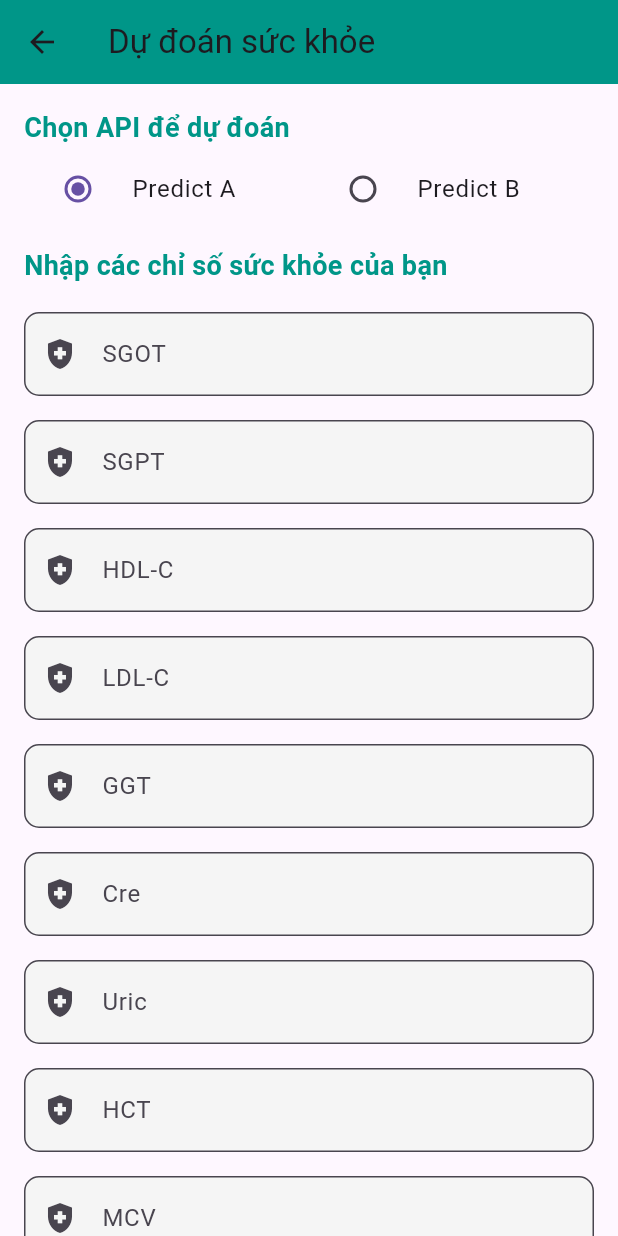
After one commit to ystt1/HealthOnline, a Flutter app: the HealthCheckPage screen opened directly, on a phone screen of 412 x 824 dp. The commit adds this screen. Run offline on Flutter 3.47's test engine with Material 3 defaults, Android fonts, the phone set to English and light mode, and no system bars; our stand-ins replace dartz, flutter_bloc, flutter_rating_bar, get_it, shared_preferences; accounts and stored records are empty; network calls fail.

Commit message:
them chan doan

```diff
--- a/lib/data/auth/auth_springboot_service/auth_service_springboot.dart
+++ b/lib/data/auth/auth_springboot_service/auth_service_springboot.dart
@@ -39,7 +39,7 @@ class AuthServiceSpringbootImp extends AuthServiceSpringboot {
         return Left(responseBody['message'] ?? "Unknown error");
       }
     } catch (e) {
-      return Left(e);
+      return Left(e.toString());
     }
   }
 
@@ -62,7 +62,7 @@ class AuthServiceSpringbootImp extends AuthServiceSpringboot {
         return Left(responseBody["message"] ?? "Unknown error");
       }
     } catch (e) {
-      return Left(e);
+      return Left(e.toString());
     }
   }
 }
--- a/lib/data/booking/springboot_service/booking_springboot_service.dart
+++ b/lib/data/booking/springboot_service/booking_springboot_service.dart
@@ -101,7 +101,6 @@ class AppointmentSpringbootServiceImp extends AppointmentSpringbootService {
         json.decode(utf8.decode(response.bodyBytes)) as List<dynamic>;
         final reviews =
         responseBody.map((data) => ReviewResponse.fromMap(data)).toList();
-
         return Right(reviews);
       } else {
 
--- a/lib/data/history/service/history_springboot_service.dart
+++ b/lib/data/history/service/history_springboot_service.dart
@@ -93,13 +93,11 @@ class HistorySpringbootServiceImp extends HistorySpringbootService {
       final String responseBody =
           utf8.decode(response.bodyBytes);
       if (response.statusCode == 200) {
-        print(responseBody);
+
         return const Right("add review success");
       }
-      print(responseBody.toString());
       return Left(responseBody.toString());
     } catch (e) {
-      print(e.toString());
       return Left(e);
     }
   }
--- /dev/null
+++ b/lib/presentation/advanced/page/health_check_page.dart
@@ -0,0 +1,262 @@
+import 'package:flutter/material.dart';
+import 'package:http/http.dart' as http;
+import 'dart:convert';
+
+class HealthCheckPage extends StatefulWidget {
+  @override
+  _HealthCheckPageState createState() => _HealthCheckPageState();
+}
+
+class _HealthCheckPageState extends State<HealthCheckPage> {
+  final _formKey = GlobalKey<FormState>();
+  String selectedApi = 'predict_a';
+
+
+  final Map<String, TextEditingController> _predictAControllers = {
+    'SGOT': TextEditingController(),
+    'SGPT': TextEditingController(),
+    'HDL-C': TextEditingController(),
+    'LDL-C': TextEditingController(),
+    'GGT': TextEditingController(),
+    'Cre': TextEditingController(),
+    'Uric': TextEditingController(),
+    'HCT': TextEditingController(),
+    'MCV': TextEditingController(),
+    'LYM': TextEditingController(),
+    'BachCauMono': TextEditingController(),
+  };
+
+  // Controllers for predict_b
+  final Map<String, TextEditingController> _predictBControllers = {
+    'Age': TextEditingController(),
+    'Gender': TextEditingController(),
+    'Total Bilirubin': TextEditingController(),
+    'Direct Bilirubin': TextEditingController(),
+    'Alkphos': TextEditingController(),
+    'SGPT': TextEditingController(),
+    'SGOT': TextEditingController(),
+    'Total Proteins': TextEditingController(),
+    'ALB': TextEditingController(),
+    'A/G Ratio': TextEditingController(),
+  };
+
+  String? advice = "";
+  double? probability;
+
+  Future<void> _submitForm() async {
+    if (_formKey.currentState!.validate()) {
+      final url = selectedApi == 'predict_a'
+          ? 'http://127.0.0.1:5000/predict_a'
+          : 'http://127.0.0.1:5000/predict_b';
+
+      final inputData = selectedApi == 'predict_a'
+          ? _predictAControllers.map((key, value) =>
+          MapEntry(key, double.tryParse(value.text) ?? 0.0))
+          : _predictBControllers.map((key, value) =>
+          MapEntry(key, double.tryParse(value.text) ?? 0.0));
+
+      try {
+        final response = await http.post(
+          Uri.parse(url),
+          headers: {'Content-Type': 'application/json'},
+          body: jsonEncode(inputData),
+        );
+
+        if (response.statusCode == 200) {
+          final data = jsonDecode(response.body);
+          setState(() {
+            probability = data['probability'];
+            advice = (data['advice'] as List).join("\n");
+          });
+        } else {
+          setState(() {
+            advice = "Có lỗi xảy ra: ${response.body}";
+          });
+        }
+      } catch (e) {
+        setState(() {
+          advice = "Không thể kết nối đến server: $e";
+        });
+      }
+    }
+  }
+
+  @override
+  Widget build(BuildContext context) {
+    final controllers =
+    selectedApi == 'predict_a' ? _predictAControllers : _predictBControllers;
+
+    return Scaffold(
+      appBar: AppBar(
+        title: Text('Dự đoán sức khỏe'),
+        backgroundColor: Colors.teal,
+      ),
+      body: SingleChildScrollView(
+        child: Padding(
+          padding: const EdgeInsets.all(16.0),
+          child: Column(
+            crossAxisAlignment: CrossAxisAlignment.start,
+            children: [
+              Text(
+                'Chọn API để dự đoán',
+                style: TextStyle(
+                  fontSize: 18,
+                  fontWeight: FontWeight.bold,
+                  color: Colors.teal,
+                ),
+              ),
+              Row(
+                children: [
+                  Expanded(
+                    child: RadioListTile(
+                      title: Text('Predict A'),
+                      value: 'predict_a',
+                      groupValue: selectedApi,
+                      onChanged: (value) {
+                        setState(() {
+                          selectedApi = value.toString();
+                        });
+                      },
+                    ),
+                  ),
+                  Expanded(
+                    child: RadioListTile(
+                      title: Text('Predict B'),
+                      value: 'predict_b',
+                      groupValue: selectedApi,
+                      onChanged: (value) {
+                        setState(() {
+                          selectedApi = value.toString();
+                        });
+                      },
+                    ),
+                  ),
+                ],
+              ),
+              SizedBox(height: 10),
+              Text(
+                'Nhập các chỉ số sức khỏe của bạn',
+                style: TextStyle(
+                  fontSize: 18,
+                  fontWeight: FontWeight.bold,
+                  color: Colors.teal,
+                ),
+              ),
+              SizedBox(height: 10),
+              Form(
+                key: _formKey,
+                child: Column(
+                  children: [
+                    ...controllers.keys.map((key) {
+                      return Padding(
+                        padding: const EdgeInsets.symmetric(vertical: 8.0),
+                        child: TextFormField(
+                          controller: controllers[key],
+                          keyboardType: TextInputType.number,
+                          decoration: InputDecoration(
+                            prefixIcon: Icon(Icons.health_and_safety),
+                            labelText: key,
+                            border: OutlineInputBorder(
+                              borderRadius: BorderRadius.circular(10),
+                            ),
+                            filled: true,
+                            fillColor: Colors.grey.shade100,
+                          ),
+                          validator: (value) {
+                            if (value == null || value.isEmpty) {
+                              return 'Vui lòng nhập $key';
+                            }
+                            if (double.tryParse(value) == null) {
+                              return '$key phải là số hợp lệ';
+                            }
+                            return null;
+                          },
+                        ),
+                      );
+                    }).toList(),
+                  ],
+                ),
+              ),
+              SizedBox(height: 20),
+              Center(
+                child: ElevatedButton(
+                  onPressed: _submitForm,
+                  style: ElevatedButton.styleFrom(
+                    backgroundColor: Colors.teal,
+                    shape: RoundedRectangleBorder(
+                      borderRadius: BorderRadius.circular(20),
+                    ),
+                  ),
+                  child: Text('Dự đoán', style: TextStyle(fontSize: 16)),
+                ),
+              ),
+              SizedBox(height: 20),
+              if (probability != null)
+                Card(
+                  elevation: 4,
+                  color: Colors.teal.shade50,
+                  shape: RoundedRectangleBorder(
+                    borderRadius: BorderRadius.circular(15),
+                  ),
+                  child: Padding(
+                    padding: const EdgeInsets.all(16.0),
+                    child: Column(
+                      children: [
+                        Text(
+                          selectedApi == 'predict_a'
+                              ? "Xác suất mắc bệnh về tim mạch, tiểu đường:"
+                              : "Xác suất mắc bệnh gan:",
+                          style: TextStyle(
+                            fontSize: 16,
+                            fontWeight: FontWeight.bold,
+                            color: Colors.teal,
+                          ),
+                        ),
+                        Text(
+                          "${(probability! * 100).toStringAsFixed(2)}%",
+                          style: TextStyle(
+                            fontSize: 24,
+                            fontWeight: FontWeight.bold,
+                            color: Colors.red,
+                          ),
+                        ),
+                      ],
+                    ),
+                  ),
+                ),
+              if (advice != null && advice!.isNotEmpty)
+                Card(
+                  elevation: 4,
+                  color: Colors.orange.shade50,
+                  shape: RoundedRectangleBorder(
+                    borderRadius: BorderRadius.circular(15),
+                  ),
+                  child: Padding(
+                    padding: const EdgeInsets.all(16.0),
+                    child: Column(
+                      crossAxisAlignment: CrossAxisAlignment.start,
+                      children: [
+                        Text(
+                          "Lời khuyên:",
+                          style: TextStyle(
+                            fontSize: 16,
+                            fontWeight: FontWeight.bold,
+                            color: Colors.orange,
+                          ),
+                        ),
+                        SizedBox(height: 10),
+                        Text(
+                          advice!,
+                          style: TextStyle(fontSize: 14),
+                        ),
+                      ],
+                    ),
+                  ),
+                ),
+            ],
+          ),
+        ),
+      ),
+    );
+  }
+}
--- a/lib/presentation/auth/page/login_page.dart
+++ b/lib/presentation/auth/page/login_page.dart
@@ -1,8 +1,6 @@
 import 'package:flutter/material.dart';
 import 'package:flutter_bloc/flutter_bloc.dart';
-import 'package:flutter_svg/flutter_svg.dart';
-import 'package:font_awesome_flutter/font_awesome_flutter.dart';
-import 'package:health_online/common/bloc/button/button_state_cubit.dart';
+
 import 'package:health_online/core/app_colors.dart';
 import 'package:health_online/core/configs/app_vector.dart';
 import 'package:health_online/data/auth/models/user_model_loginReq.dart';
--- a/lib/presentation/home/page/home_page.dart
+++ b/lib/presentation/home/page/home_page.dart
@@ -4,6 +4,7 @@ import 'package:health_online/common/bloc/auth/auth_state_cubit.dart';
 import 'package:health_online/core/app_colors.dart';
 import 'package:health_online/core/configs/app_vector.dart';
 import 'package:health_online/core/user_storage.dart';
+import 'package:health_online/presentation/advanced/page/health_check_page.dart';
 import 'package:health_online/presentation/booking/page/booking_page.dart';
 import 'package:health_online/presentation/history/page/history_page.dart';
 import 'package:health_online/presentation/home/widgets/selection_card.dart';
@@ -57,8 +58,8 @@ class HomePage extends StatelessWidget {
               height: 16,
             ),
             SelectionCard(
-                onPress: () {},
-                title: 'Messages',
+                onPress: () { AppNavigator.push(context, HealthCheckPage());},
+                title: 'Tư vấn',
                 iconAsset: AppVector.fourthSelection),
             const SizedBox(
               height: 16,
```
Also changed, not shown: lib/main.dart (+7 -4 lines), lib/presentation/booking/page/choose_time_page.dart (+7 -0 lines), lib/presentation/history/page/history_page.dart (+87 -26 lines), lib/presentation/history/page/prescription_page.dart (+106 -103 lines), lib/presentation/history/widgets/rating_dialog.dart (+56 -23 lines).
